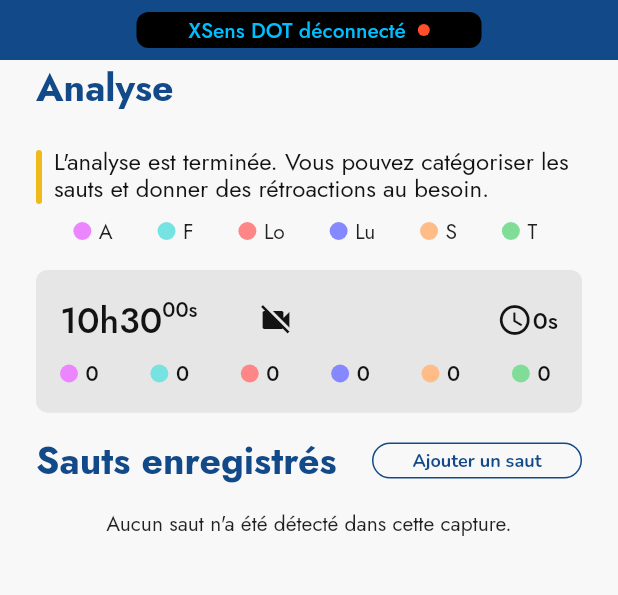
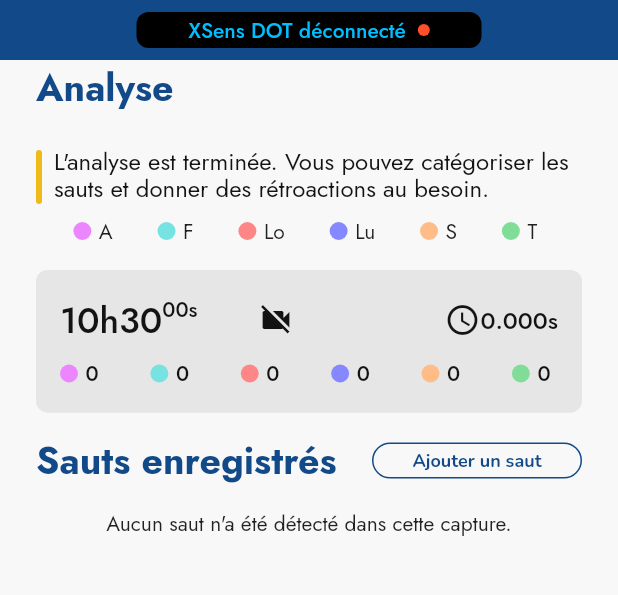
Before and after one commit to s2mLab/figure_skating_jumps, a Flutter app: the EditAnalysisView screen opened directly with empty values, on a phone screen of 412 x 824 dp, the part 132-727 px from its top. Run offline on Flutter 3.47's test engine with Material 2 defaults, Android fonts, the phone set to English and light mode, and no system bars; our stand-ins replace camera, cloud_firestore, csv, firebase_auth, firebase_core, firebase_storage and 7 more; missing offline and left inert: media_store_plus, slide_switcher; accounts and stored records are empty; generated files the repository leaves out were written again; statements that could not run were skipped.

```diff
--- a/lib/services/capture_client.dart
+++ b/lib/services/capture_client.dart
@@ -104,7 +104,8 @@ class CaptureClient {
         .saveCaptureCsv(exportFileName, exportedData);
     await _saveCaptureCsv(fullPath: fullPath, fileName: exportFileName);
 
-    int duration = exportedData.last.time - exportedData.first.time;
+    // ExportedData is in us while we want it in ms
+    int duration = ((exportedData.last.time - exportedData.first.time) / 1000).floor();
     Capture capture = Capture(exportFileName, _capturingSkatingUser!.uID!,
         duration, hasVideo, DateTime.now(), season, [], []);
 
--- a/lib/utils/time_converter.dart
+++ b/lib/utils/time_converter.dart
@@ -1,26 +1,28 @@
 class TimeConverter {
-  static String intToTime(int duration) {
-    String time = "";
-    int nbHours = (duration / 3600).floor();
-    duration -= nbHours * 3600;
-    int nbMinutes = (duration / 60).floor();
-    duration -= nbMinutes * 60;
-    int nbSeconds = duration;
 
-    if (nbHours > 0) time += "${nbHours.toString()}h ";
-    if (nbMinutes > 0) time += "${nbMinutes.toString()}m ";
+  static String dateTimeToHoursAndMinutes(DateTime date) =>
+      "${date.hour.toString().padLeft(2, "0")}h${date.minute.toString().padLeft(2, "0")}";
 
-    return "$time${nbSeconds.toString()}s";
-  }
+  static String dateTimeToSeconds(DateTime date) =>
+      "${date.second.toString().padLeft(2, "0")}s";
 
-  // https://stackoverflow.com/a/54775297/13775984
-  static String printSecondsAndMilli(Duration duration) {
-    String twoDigitMinutes = TimeConverter.twoDigitsPadLeft(duration.inMinutes.remainder(60));
-    String twoDigitSeconds = TimeConverter.twoDigitsPadLeft(duration.inSeconds.remainder(60));
-    return "$twoDigitMinutes:${twoDigitSeconds}s";
+  static String msToFormatSMs(int ms) {
+    int nbSeconds = (ms / 1000).floor();
+    ms -= nbSeconds * 1000;
+
+    return "${nbSeconds.toString()}.${ms.toString().padLeft(3, "0")}s";
   }
 
   static String twoDigitsPadLeft(int n) {
     return n.toString().padLeft(2, "0");
   }
+
+  static String _hourMinuteSecondString(int hours, int minutes, int seconds) {
+    if (hours > 0) {
+      return "${hours.toString()}h ${minutes.toString().padLeft(2, "0")}m ${seconds.toString().padLeft(2, "0")}s";
+    } else if (minutes > 0) {
+      return "${minutes.toString()}m ${seconds.toString().padLeft(2, "0")}s";
+    }
+    return "${seconds.toString()}s";
+  }
 }
--- a/lib/widgets/layout/capture_list_tile.dart
+++ b/lib/widgets/layout/capture_list_tile.dart
@@ -52,9 +52,9 @@ class CaptureListTile extends StatelessWidget {
                     crossAxisAlignment: CrossAxisAlignment.start,
                     children: [
                       Text(
-                          "${TimeConverter.twoDigitsPadLeft(_currentCapture.date.hour)}h${TimeConverter.twoDigitsPadLeft(_currentCapture.date.minute)}",
+                          TimeConverter.dateTimeToHoursAndMinutes(_currentCapture.date),
                           style: const TextStyle(fontSize: 24, color: darkText)),Text(
-                          "${TimeConverter.twoDigitsPadLeft(_currentCapture.date.second)}s",
+                          TimeConverter.dateTimeToSeconds(_currentCapture.date),
                           style: const TextStyle(fontSize: 14, color: darkText)),
                     ],
                   ),
@@ -70,7 +70,7 @@ class CaptureListTile extends StatelessWidget {
                             child: Icon(Icons.schedule, color: darkText),
                           ),
                           Text(
-                            TimeConverter.intToTime(_currentCapture.duration),
+                            TimeConverter.msToFormatSMs(_currentCapture.duration),
                             style: const TextStyle(fontSize: 16, color: darkText),
                           )
                         ]),
--- a/lib/widgets/layout/edit_analysis_view/jump_panel_header.dart
+++ b/lib/widgets/layout/edit_analysis_view/jump_panel_header.dart
@@ -23,18 +23,17 @@ class JumpPanelHeader extends StatelessWidget {
             children: [
               Padding(
                 padding: const EdgeInsets.only(left: 5.0),
-                child: SizedBox(width: 60, child: Text(TimeConverter.printSecondsAndMilli(Duration(seconds: _jump.time)),style: const TextStyle(color: darkText))),
+                child: SizedBox(width: 60, child: Text(TimeConverter.msToFormatSMs(_jump.time),style: const TextStyle(color: darkText))),
               ),
               const Icon(Icons.access_time_rounded, color: darkText),
               Padding(
                 padding: const EdgeInsets.all(4.0),
-                child: SizedBox(width: 70, child: Text(TimeConverter.intToTime(_jump.duration), style: const TextStyle(color: darkText),)),
+                child: SizedBox(width: 70, child: Text(TimeConverter.msToFormatSMs(_jump.duration), style: const TextStyle(color: darkText),)),
               ),
               const Padding(
                 padding: EdgeInsets.only(left: 5.0),
                 child: Text('$jumpType:'),
               ),
-
             ],
           ),
         ),
```
